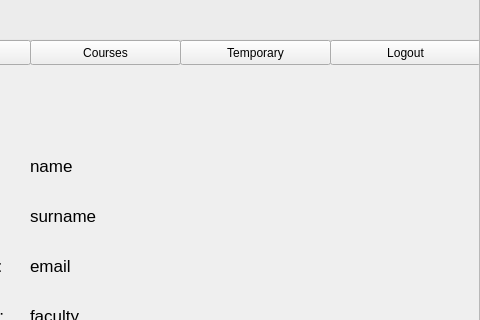
Old version of the form resources/UI/profile.ui in the repository Poom1997/gman; both pictures show x 420 to 900 and y 0 to 320 of the 900 by 600 pixel window.
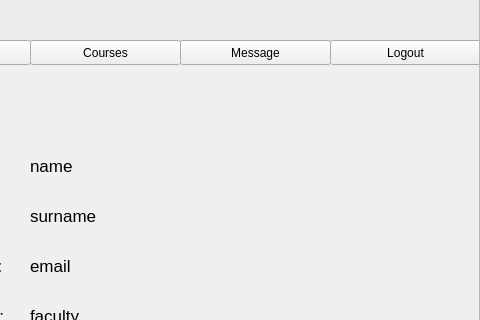
New version of the form.

What changed in the file:
```diff
--- a/resources/UI/profile.ui
+++ b/resources/UI/profile.ui
@@ -501,7 +501,7 @@
       </rect>
      </property>
      <property name="text">
-      <string>Temporary</string>
+      <string>Message</string>
      </property>
     </widget>
     <widget class="QPushButton" name="logoutButton">
```
Left out of the diff: 4 changed lines with no effect on the pictures.
